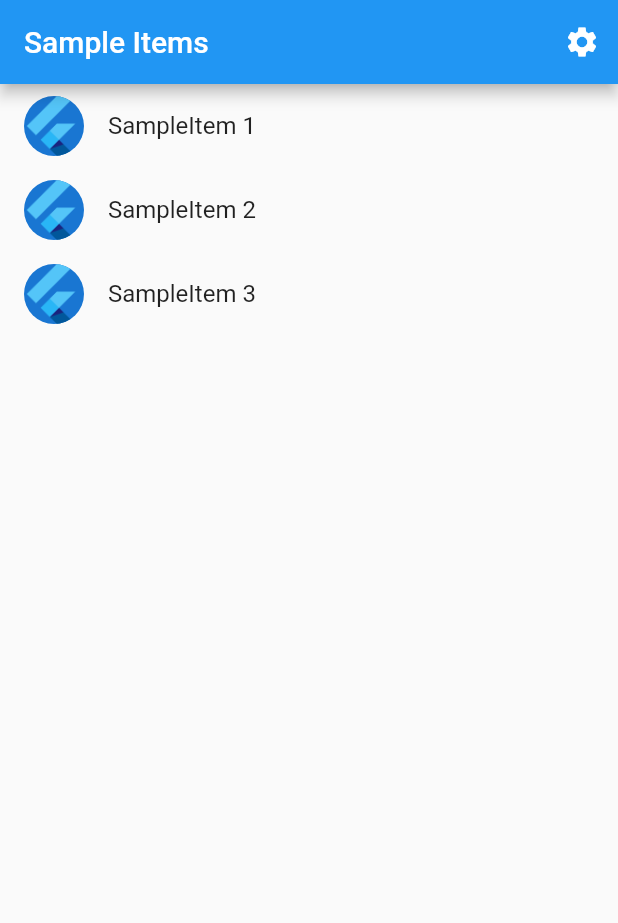
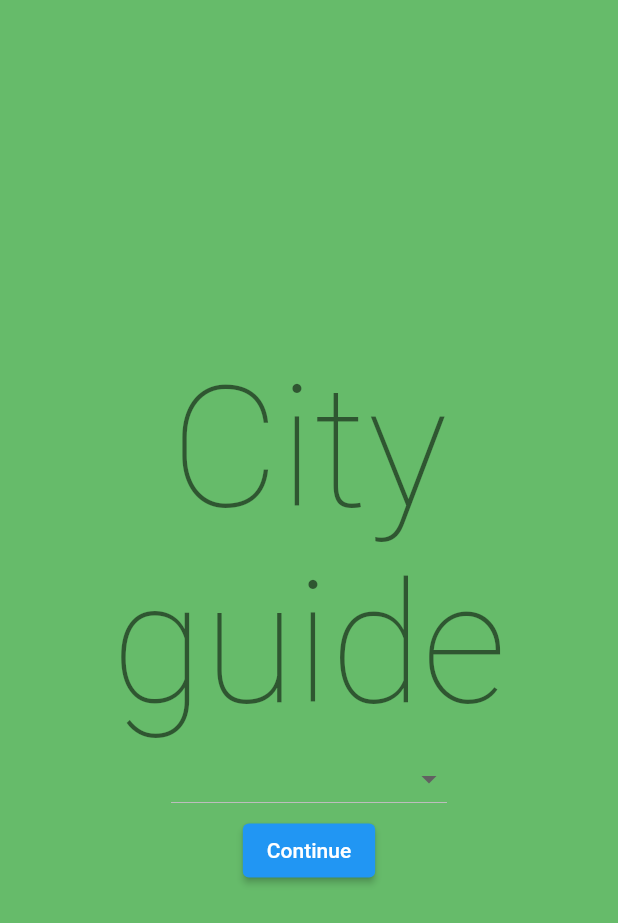
Before and after one commit to DominikIlski/city_guide_app, a Flutter app: the screen it shows after launch, on a phone screen of 412 x 824 dp. Shown: the top 923 px of the screen. Run offline on Flutter 3.47's test engine with Material 2 defaults, Android fonts, the phone set to English and light mode, and no system bars; our stand-ins replace google_maps_flutter, riverpod; generated files the repository leaves out were written again.

Commit message:
Added: enter screen, baisic routing, firebase conf

```diff
--- /dev/null
+++ b/lib/screens/enter_screen.dart
@@ -0,0 +1,62 @@
+import 'package:city_guide_app/screens/home_screen.dart';
+import 'package:flutter/material.dart';
+
+class EnterScreen extends StatefulWidget {
+  const EnterScreen({Key? key}) : super(key: key);
+
+  @override
+  State<EnterScreen> createState() => _EnterScreenState();
+}
+
+class _EnterScreenState extends State<EnterScreen> {
+  int? _dropdownValue;
+
+  void _dropdownCallback(int? selected) {
+    if (selected is int) {
+      setState(() {
+        _dropdownValue = selected;
+      });
+    }
+  }
+
+  @override
+  Widget build(BuildContext context) {
+    return Scaffold(
+      backgroundColor: Colors.green[400],
+      body: SizedBox(
+        width: double.infinity,
+        child: Column(
+          crossAxisAlignment: CrossAxisAlignment.center,
+          mainAxisAlignment: MainAxisAlignment.center,
+          children: [
+            Text(
+              'City guide',
+              style: Theme.of(context).textTheme.headline1,
+              textAlign: TextAlign.center,
+            ),
+            DropdownButton<int?>(
+                value: _dropdownValue,
+                items: const [
+                  DropdownMenuItem(
+                    child: Text('Warsaw'),
+                    value: 0,
+                  ),
+                  DropdownMenuItem(
+                    enabled: false,
+                    child: Text(
+                      'More comming soon...',
+                      style: TextStyle(color: Colors.grey),
+                    ),
+                  )
+                ],
+                onChanged: _dropdownCallback),
+            ElevatedButton(
+                onPressed: () =>
+                    Navigator.pushNamed(context, HomeScreen.routeName),
+                child: Text('Continue'))
+          ],
+        ),
+      ),
+    );
+  }
+}
--- a/lib/src/app.dart
+++ b/lib/src/app.dart
@@ -1,3 +1,5 @@
+import 'package:city_guide_app/screens/enter_screen.dart';
+import 'package:city_guide_app/screens/home_screen.dart';
 import 'package:flutter/material.dart';
 import 'package:flutter_gen/gen_l10n/app_localizations.dart';
 import 'package:flutter_localizations/flutter_localizations.dart';
@@ -18,23 +20,11 @@ class MyApp extends StatelessWidget {
 
   @override
   Widget build(BuildContext context) {
-    // Glue the SettingsController to the MaterialApp.
-    //
-    // The AnimatedBuilder Widget listens to the SettingsController for changes.
-    // Whenever the user updates their settings, the MaterialApp is rebuilt.
     return AnimatedBuilder(
       animation: settingsController,
       builder: (BuildContext context, Widget? child) {
         return MaterialApp(
-          // Providing a restorationScopeId allows the Navigator built by the
-          // MaterialApp to restore the navigation stack when a user leaves and
-          // returns to the app after it has been killed while running in the
-          // background.
           restorationScopeId: 'app',
-
-          // Provide the generated AppLocalizations to the MaterialApp. This
-          // allows descendant Widgets to display the correct translations
-          // depending on the user's locale.
           localizationsDelegates: const [
             AppLocalizations.delegate,
             GlobalMaterialLocalizations.delegate,
@@ -42,26 +32,13 @@ class MyApp extends StatelessWidget {
             GlobalCupertinoLocalizations.delegate,
           ],
           supportedLocales: const [
-            Locale('en', ''), // English, no country code
+            Locale('en', ''),
           ],
-
-          // Use AppLocalizations to configure the correct application title
-          // depending on the user's locale.
-          //
-          // The appTitle is defined in .arb files found in the localization
-          // directory.
           onGenerateTitle: (BuildContext context) =>
               AppLocalizations.of(context)!.appTitle,
-
-          // Define a light and dark color theme. Then, read the user's
-          // preferred ThemeMode (light, dark, or system default) from the
-          // SettingsController to display the correct theme.
           theme: ThemeData(),
           darkTheme: ThemeData.dark(),
           themeMode: settingsController.themeMode,
-
-          // Define a function to handle named routes in order to support
-          // Flutter web url navigation and deep linking.
           onGenerateRoute: (RouteSettings routeSettings) {
             return MaterialPageRoute<void>(
               settings: routeSettings,
@@ -71,9 +48,10 @@ class MyApp extends StatelessWidget {
                     return SettingsView(controller: settingsController);
                   case SampleItemDetailsView.routeName:
                     return const SampleItemDetailsView();
-                  case SampleItemListView.routeName:
+                  case HomeScreen.routeName:
+                    return const HomeScreen();
                   default:
-                    return const SampleItemListView();
+                    return const EnterScreen();
                 }
               },
             );
```
Also changed, not shown: data/dummy_data.dart (+12 -3 lines), lib/screens/home_screen.dart (added, +18 -0 lines), 2 other files.
